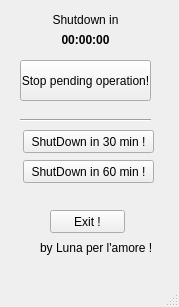
This is shutdown.ui in repka3/houseManager as Qt 5 draws it before an edit. The edited form follows.
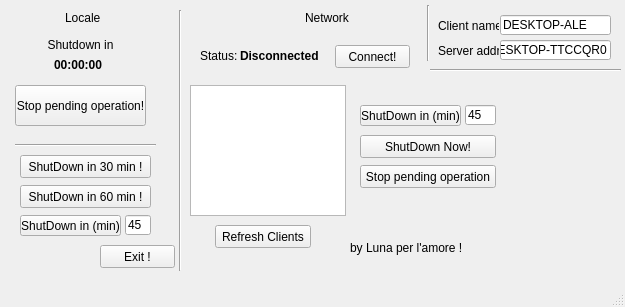
This is the edited form.

The edit to the form file:
```diff
--- a/shutdown.ui
+++ b/shutdown.ui
@@ -6,7 +6,7 @@
    <rect>
     <x>0</x>
     <y>0</y>
-    <width>179</width>
+    <width>625</width>
     <height>307</height>
    </rect>
   </property>
@@ -17,8 +17,8 @@
    <widget class="QPushButton" name="pushButton_exit">
     <property name="geometry">
      <rect>
-      <x>50</x>
-      <y>210</y>
+      <x>100</x>
+      <y>245</y>
       <width>75</width>
       <height>23</height>
      </rect>
@@ -30,8 +30,8 @@
    <widget class="QPushButton" name="pushButton_30">
     <property name="geometry">
      <rect>
-      <x>23</x>
-      <y>130</y>
+      <x>20</x>
+      <y>155</y>
       <width>131</width>
       <height>23</height>
      </rect>
@@ -43,8 +43,8 @@
    <widget class="QPushButton" name="pushButton_60">
     <property name="geometry">
      <rect>
-      <x>23</x>
-      <y>160</y>
+      <x>20</x>
+      <y>185</y>
       <width>131</width>
       <height>23</height>
      </rect>
@@ -56,8 +56,8 @@
    <widget class="QPushButton" name="pushButton_stop">
     <property name="geometry">
      <rect>
-      <x>20</x>
-      <y>60</y>
+      <x>15</x>
+      <y>85</y>
       <width>131</width>
       <height>41</height>
      </rect>
@@ -69,8 +69,8 @@
    <widget class="QLabel" name="label_3">
     <property name="geometry">
      <rect>
-      <x>50</x>
-      <y>10</y>
+      <x>45</x>
+      <y>35</y>
       <width>71</width>
       <height>20</height>
      </rect>
@@ -85,9 +85,9 @@
    <widget class="QLabel" name="label_timer">
     <property name="geometry">
      <rect>
-      <x>50</x>
-      <y>30</y>
-      <width>71</width>
+      <x>15</x>
+      <y>55</y>
+      <width>126</width>
       <height>20</height>
      </rect>
     </property>
@@ -107,7 +107,7 @@
    <widget class="QLabel" name="label_4">
     <property name="geometry">
      <rect>
-      <x>40</x>
+      <x>350</x>
       <y>240</y>
       <width>111</width>
       <height>16</height>
@@ -120,16 +120,279 @@
    <widget class="Line" name="line">
     <property name="geometry">
      <rect>
+      <x>15</x>
+      <y>135</y>
+      <width>141</width>
+      <height>20</height>
+     </rect>
+    </property>
+    <property name="orientation">
+     <enum>Qt::Horizontal</enum>
+    </property>
+   </widget>
+   <widget class="Line" name="line_2">
+    <property name="geometry">
+     <rect>
+      <x>170</x>
+      <y>10</y>
+      <width>20</width>
+      <height>261</height>
+     </rect>
+    </property>
+    <property name="orientation">
+     <enum>Qt::Vertical</enum>
+    </property>
+   </widget>
+   <widget class="QLabel" name="label">
+    <property name="geometry">
+     <rect>
+      <x>305</x>
+      <y>10</y>
+      <width>51</width>
+      <height>16</height>
+     </rect>
+    </property>
+    <property name="text">
+     <string>Network</string>
+    </property>
+   </widget>
+   <widget class="QLineEdit" name="lineEdit_serveraddr">
+    <property name="geometry">
+     <rect>
+      <x>500</x>
+      <y>40</y>
+      <width>111</width>
+      <height>20</height>
+     </rect>
+    </property>
+    <property name="text">
+     <string>DESKTOP-TTCCQR0</string>
+    </property>
+   </widget>
+   <widget class="QLabel" name="label_2">
+    <property name="geometry">
+     <rect>
+      <x>438</x>
+      <y>40</y>
+      <width>61</width>
+      <height>21</height>
+     </rect>
+    </property>
+    <property name="text">
+     <string>Server addr</string>
+    </property>
+   </widget>
+   <widget class="QLabel" name="label_5">
+    <property name="geometry">
+     <rect>
+      <x>200</x>
+      <y>45</y>
+      <width>41</width>
+      <height>21</height>
+     </rect>
+    </property>
+    <property name="text">
+     <string>Status:</string>
+    </property>
+   </widget>
+   <widget class="QLabel" name="label_status">
+    <property name="geometry">
+     <rect>
+      <x>240</x>
+      <y>45</y>
+      <width>81</width>
+      <height>21</height>
+     </rect>
+    </property>
+    <property name="font">
+     <font>
+      <weight>75</weight>
+      <bold>true</bold>
+     </font>
+    </property>
+    <property name="text">
+     <string>Disconnected</string>
+    </property>
+   </widget>
+   <widget class="QPushButton" name="pushButton_connect">
+    <property name="geometry">
+     <rect>
+      <x>335</x>
+      <y>45</y>
+      <width>75</width>
+      <height>23</height>
+     </rect>
+    </property>
+    <property name="text">
+     <string>Connect!</string>
+    </property>
+   </widget>
+   <widget class="QListView" name="listView_clients">
+    <property name="geometry">
+     <rect>
+      <x>190</x>
+      <y>85</y>
+      <width>156</width>
+      <height>131</height>
+     </rect>
+    </property>
+   </widget>
+   <widget class="QPushButton" name="pushButton_remote_sd_custom">
+    <property name="geometry">
+     <rect>
+      <x>360</x>
+      <y>105</y>
+      <width>101</width>
+      <height>21</height>
+     </rect>
+    </property>
+    <property name="text">
+     <string>ShutDown in (min)</string>
+    </property>
+   </widget>
+   <widget class="QLineEdit" name="lineEdit_remote_time">
+    <property name="geometry">
+     <rect>
+      <x>465</x>
+      <y>105</y>
+      <width>31</width>
+      <height>20</height>
+     </rect>
+    </property>
+    <property name="text">
+     <string>45</string>
+    </property>
+   </widget>
+   <widget class="QPushButton" name="pushButton_minShutdown">
+    <property name="geometry">
+     <rect>
       <x>20</x>
-      <y>110</y>
-      <width>131</width>
+      <y>215</y>
+      <width>101</width>
+      <height>21</height>
+     </rect>
+    </property>
+    <property name="text">
+     <string>ShutDown in (min)</string>
+    </property>
+   </widget>
+   <widget class="QLineEdit" name="lineEdit_shutdownTime">
+    <property name="geometry">
+     <rect>
+      <x>125</x>
+      <y>215</y>
+      <width>26</width>
       <height>20</height>
+     </rect>
+    </property>
+    <property name="text">
+     <string>45</string>
+    </property>
+   </widget>
+   <widget class="QPushButton" name="pushButton_remote_sd_now">
+    <property name="geometry">
+     <rect>
+      <x>360</x>
+      <y>135</y>
+      <width>136</width>
+      <height>23</height>
+     </rect>
+    </property>
+    <property name="text">
+     <string>ShutDown Now!</string>
+    </property>
+   </widget>
+   <widget class="QPushButton" name="pushButton_remote_sd_stop">
+    <property name="geometry">
+     <rect>
+      <x>360</x>
+      <y>165</y>
+      <width>136</width>
+      <height>23</height>
+     </rect>
+    </property>
+    <property name="text">
+     <string>Stop pending operation</string>
+    </property>
+   </widget>
+   <widget class="QPushButton" name="pushButton_refresh_clients">
+    <property name="geometry">
+     <rect>
+      <x>215</x>
+      <y>225</y>
+      <width>96</width>
+      <height>23</height>
+     </rect>
+    </property>
+    <property name="text">
+     <string>Refresh Clients</string>
+    </property>
+   </widget>
+   <widget class="QLineEdit" name="lineEdit_clientName">
+    <property name="geometry">
+     <rect>
+      <x>500</x>
+      <y>15</y>
+      <width>111</width>
+      <height>20</height>
+     </rect>
+    </property>
+    <property name="text">
+     <string>DESKTOP-ALE</string>
+    </property>
+   </widget>
+   <widget class="QLabel" name="label_6">
+    <property name="geometry">
+     <rect>
+      <x>438</x>
+      <y>15</y>
+      <width>61</width>
+      <height>21</height>
+     </rect>
+    </property>
+    <property name="text">
+     <string>Client name</string>
+    </property>
+   </widget>
+   <widget class="QLabel" name="label_7">
+    <property name="geometry">
+     <rect>
+      <x>65</x>
+      <y>10</y>
+      <width>51</width>
+      <height>16</height>
+     </rect>
+    </property>
+    <property name="text">
+     <string>Locale</string>
+    </property>
+   </widget>
+   <widget class="Line" name="line_3">
+    <property name="geometry">
+     <rect>
+      <x>430</x>
+      <y>65</y>
+      <width>191</width>
+      <height>10</height>
      </rect>
     </property>
     <property name="orientation">
      <enum>Qt::Horizontal</enum>
     </property>
    </widget>
+   <widget class="Line" name="line_4">
+    <property name="geometry">
+     <rect>
+      <x>420</x>
+      <y>5</y>
+      <width>16</width>
+      <height>56</height>
+     </rect>
+    </property>
+    <property name="orientation">
+     <enum>Qt::Vertical</enum>
+    </property>
+   </widget>
   </widget>
   <widget class="QMenuBar" name="menubar">
    <property name="geometry">
```
Left out of the diff: 2 changed lines with no effect on the pictures.
